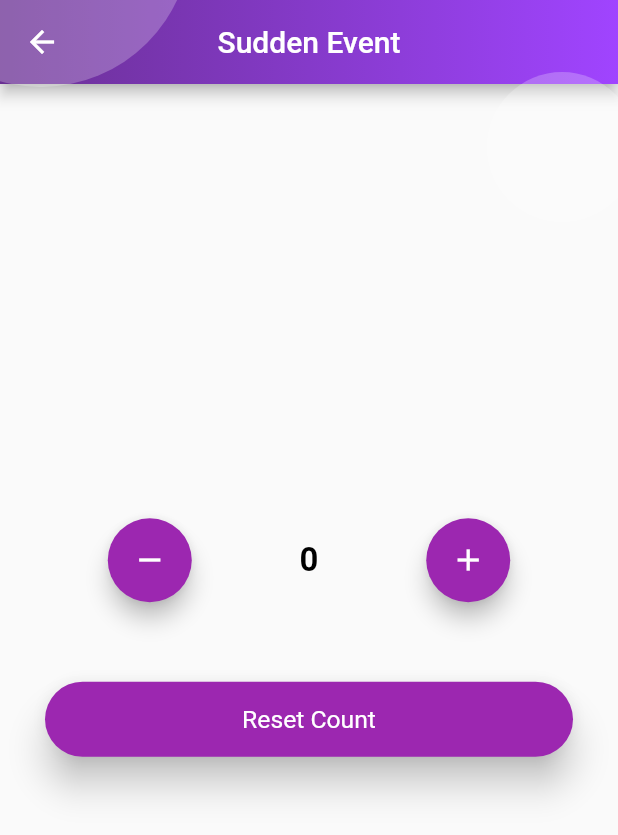
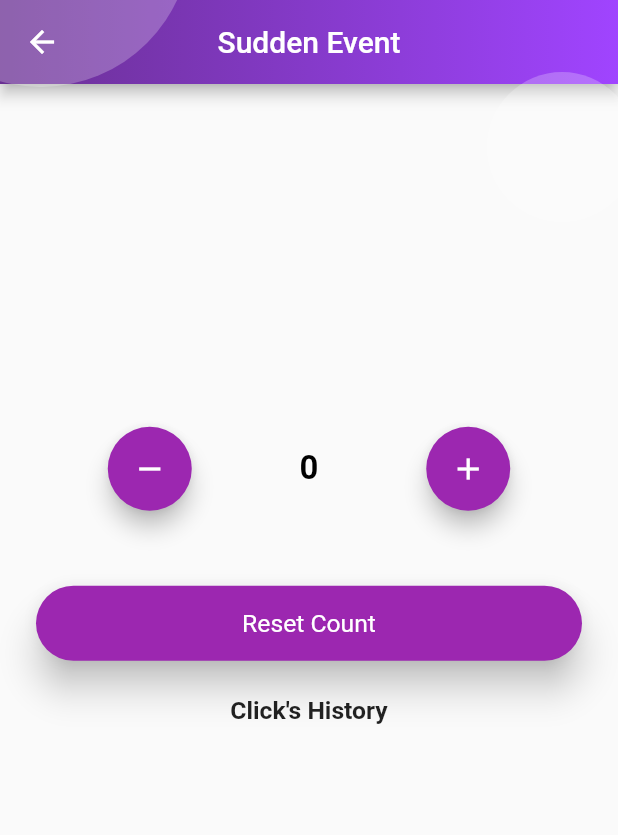
Before and after one commit to MulderPu/psychic-fortnight, a Flutter app: the screen it shows after launch, item 3 of the bottom bar chosen, after a tap on "Sudden Mission", on a phone screen of 412 x 824 dp. Shown: the top 835 px of the screen. Run offline on Flutter 3.47's test engine with Material 2 defaults, Android fonts, the light colour scheme and no system bars; our stand-ins replace bloc, flutter_bloc, persistent_bottom_nav_bar, shared_preferences, sizer.

Commit message:
add history log

```diff
--- a/lib/cubit/suddenmission_cubit.dart
+++ b/lib/cubit/suddenmission_cubit.dart
@@ -1,6 +1,8 @@
 import 'package:bloc/bloc.dart';
+import 'package:genshin_calculator/models/clickHistory.dart';
 import 'package:intl/intl.dart';
 import 'package:shared_preferences/shared_preferences.dart';
+import 'dart:convert';
 
 part 'suddenmission_state.dart';
 
@@ -21,6 +23,9 @@ class SuddenmissionCubit extends Cubit<SuddenmissionState> {
 
   Future<void> readSession() async {
     SharedPreferences prefs = await SharedPreferences.getInstance();
+    ClickHistory latestHistory = ClickHistory();
+    ClickHistory previousHistory = ClickHistory();
+
     var storedMissionCount = prefs.getInt("missionCount");
     if (storedMissionCount == null) {
       storedMissionCount = 0;
@@ -48,8 +53,15 @@ class SuddenmissionCubit extends Cubit<SuddenmissionState> {
       }
     }
 
+    latestHistory = prefs.getString("latestHistory") != null
+        ? ClickHistory.fromJson(json.decode(prefs.getString("latestHistory")))
+        : ClickHistory();
+    previousHistory = prefs.getString("previousHistory") != null
+        ? ClickHistory.fromJson(json.decode(prefs.getString("previousHistory")))
+        : ClickHistory();
+
     print("stored mission count: $storedMissionCount");
-    emit(LoadSessionState(storedMissionCount));
+    emit(LoadSessionState(storedMissionCount, latestHistory, previousHistory));
   }
 
   resetView() async {
--- a/lib/cubit/suddenmission_state.dart
+++ b/lib/cubit/suddenmission_state.dart
@@ -29,8 +29,10 @@ class DecrementState extends SuddenmissionState {
 
 class LoadSessionState extends SuddenmissionState {
   int count;
+  ClickHistory latestHistory;
+  ClickHistory previousHistory;
 
-  LoadSessionState(this.count);
+  LoadSessionState(this.count, this.latestHistory, this.previousHistory);
 
   @override
   String toString() {
--- /dev/null
+++ b/lib/models/clickHistory.dart
@@ -0,0 +1,15 @@
+class ClickHistory {
+  String title;
+  String datetime;
+
+  ClickHistory();
+
+  ClickHistory.fromJson(Map<String, dynamic> json)
+      : title = json['title'],
+        datetime = json['datetime'];
+
+  Map<String, dynamic> toJson() => {
+        'title': title,
+        'datetime': datetime,
+      };
+}
--- a/lib/utils/constant.dart
+++ b/lib/utils/constant.dart
@@ -1,7 +1,11 @@
+const double FONT_VERY_SMALL = 4.0;
+const double FONT_SMALL = 8.0;
 const double FONT_BODY = 10.0;
 const double FONT_LABEL = 12.0;
 const double FONT_BUTTON = 12.0;
-const double FONT_LARGE = 16.0;
+const double FONT_MEDIUM = 16.0;
+const double FONT_LARGE = 24.0;
+const double FONT_VERY_LARGE = 32.0;
 
 const double PADDING_TINY = 2.0;
 const double PADDING_VERY_SMALL = 4.0;
--- a/lib/views/suddenMissionView.dart
+++ b/lib/views/suddenMissionView.dart
@@ -1,10 +1,14 @@
+import 'dart:convert';
+
 import 'package:flutter/material.dart';
 import 'package:flutter_bloc/flutter_bloc.dart';
 import 'package:genshin_calculator/cubit/suddenmission_cubit.dart';
+import 'package:genshin_calculator/models/clickHistory.dart';
 import 'package:genshin_calculator/utils/constant.dart';
 import 'package:genshin_calculator/views/widgets/gradientAppBar.dart';
 import 'package:shared_preferences/shared_preferences.dart';
 import 'package:sizer/sizer.dart';
+import 'package:intl/intl.dart';
 
 class SuddenMissionView extends StatefulWidget {
   SuddenMissionView({Key key}) : super(key: key);
@@ -16,6 +20,8 @@ class SuddenMissionView extends StatefulWidget {
 class _SuddenMissionViewState extends State<SuddenMissionView> {
   int suddenMissionCount;
   bool resetUi;
+  ClickHistory latestHistory = ClickHistory();
+  ClickHistory previousHistory = ClickHistory();
 
   @override
   void initState() {
@@ -36,15 +42,51 @@ class _SuddenMissionViewState extends State<SuddenMissionView> {
             if (state is IncrementState) {
               suddenMissionCount = state.count;
               saveSuddenMissionCount(state.count);
+
+              if (latestHistory.title != "") {
+                previousHistory.title = latestHistory.title;
+              }
+
+              if (latestHistory.datetime != "") {
+                previousHistory.datetime = latestHistory.datetime;
+              }
+
+              // add new log
+              latestHistory.title = "Increment by 1";
+              latestHistory.datetime = DateFormat('yyyy-MM-dd kk:mm:ss')
+                  .format(DateTime.now())
+                  .toString();
+
+              saveClickHistory("latestHistory", latestHistory);
+              saveClickHistory("previousHistory", previousHistory);
             }
 
             if (state is DecrementState) {
               suddenMissionCount = state.count;
               saveSuddenMissionCount(state.count);
+
+              if (latestHistory.title != "") {
+                previousHistory.title = latestHistory.title;
+              }
+
+              if (latestHistory.datetime != "") {
+                previousHistory.datetime = latestHistory.datetime;
+              }
+
+              // add new log
+              latestHistory.title = "Decrement by 1";
+              latestHistory.datetime = DateFormat('yyyy-MM-dd kk:mm:ss')
+                  .format(DateTime.now())
+                  .toString();
+
+              saveClickHistory("latestHistory", latestHistory);
+              saveClickHistory("previousHistory", previousHistory);
             }
 
             if (state is LoadSessionState) {
               suddenMissionCount = state.count;
+              latestHistory = state.latestHistory;
+              previousHistory = state.previousHistory;
             }
 
             if (state is ResetState) {
@@ -86,7 +128,7 @@ class _SuddenMissionViewState extends State<SuddenMissionView> {
                       style: TextStyle(
                         color: Colors.black,
                         fontWeight: FontWeight.bold,
-                        fontSize: FONT_LARGE.sp,
+                        fontSize: FONT_MEDIUM.sp,
                       ),
                     ),
                     suddenMissionCount != 10
@@ -112,7 +154,11 @@ class _SuddenMissionViewState extends State<SuddenMissionView> {
                 ),
                 Padding(
                   padding: suddenMissionCount == 10
-                      ? const EdgeInsets.all(20.0)
+                      ? const EdgeInsets.only(
+                          left: PADDING_MEDIUM,
+                          right: PADDING_MEDIUM,
+                          top: PADDING_MEDIUM,
+                        )
                       : const EdgeInsets.all(0.0),
                   child: Text(
                     suddenMissionCount == 10
@@ -124,12 +170,12 @@ class _SuddenMissionViewState extends State<SuddenMissionView> {
                           ? Colors.green
                           : Colors.black,
                       fontWeight: FontWeight.w400,
-                      fontSize: 20,
+                      fontSize: FONT_MEDIUM.sp,
                     ),
                   ),
                 ),
                 Padding(
-                  padding: const EdgeInsets.all(30.0),
+                  padding: const EdgeInsets.all(PADDING_LARGE),
                   child: ElevatedButton(
                       onPressed: () async {
                         // RESET
@@ -149,8 +195,31 @@ class _SuddenMissionViewState extends State<SuddenMissionView> {
                       child: Text("Reset Count")),
                 ),
                 // log here
-                // Text("Click's History"),
-                // SizedBox(width: double.infinity, child: ListTile(title: Text(data),)),
+                Text(
+                  "Click's History",
+                  style: TextStyle(
+                      fontSize: FONT_LABEL.sp, fontWeight: FontWeight.bold),
+                ),
+                Padding(
+                  padding: const EdgeInsets.only(
+                      left: PADDING_MEDIUM, right: PADDING_MEDIUM),
+                  child: SizedBox(
+                      width: double.infinity,
+                      child: ListTile(
+                        title: Text(latestHistory.title ?? ""),
+                        trailing: Text(latestHistory.datetime ?? ""),
+                      )),
+                ),
+                Padding(
+                  padding: const EdgeInsets.only(
+                      left: PADDING_MEDIUM, right: PADDING_MEDIUM),
+                  child: SizedBox(
+                      width: double.infinity,
+                      child: ListTile(
+                        title: Text(previousHistory.title ?? ""),
+                        trailing: Text(previousHistory.datetime ?? ""),
+                      )),
+                ),
               ],
             );
           },
@@ -163,4 +232,9 @@ class _SuddenMissionViewState extends State<SuddenMissionView> {
     SharedPreferences prefs = await SharedPreferences.getInstance();
     prefs.setInt("missionCount", count);
   }
+
+  saveClickHistory(key, ClickHistory data) async {
+    SharedPreferences prefs = await SharedPreferences.getInstance();
+    prefs.setString(key, json.encode(data));
+  }
 }
```
